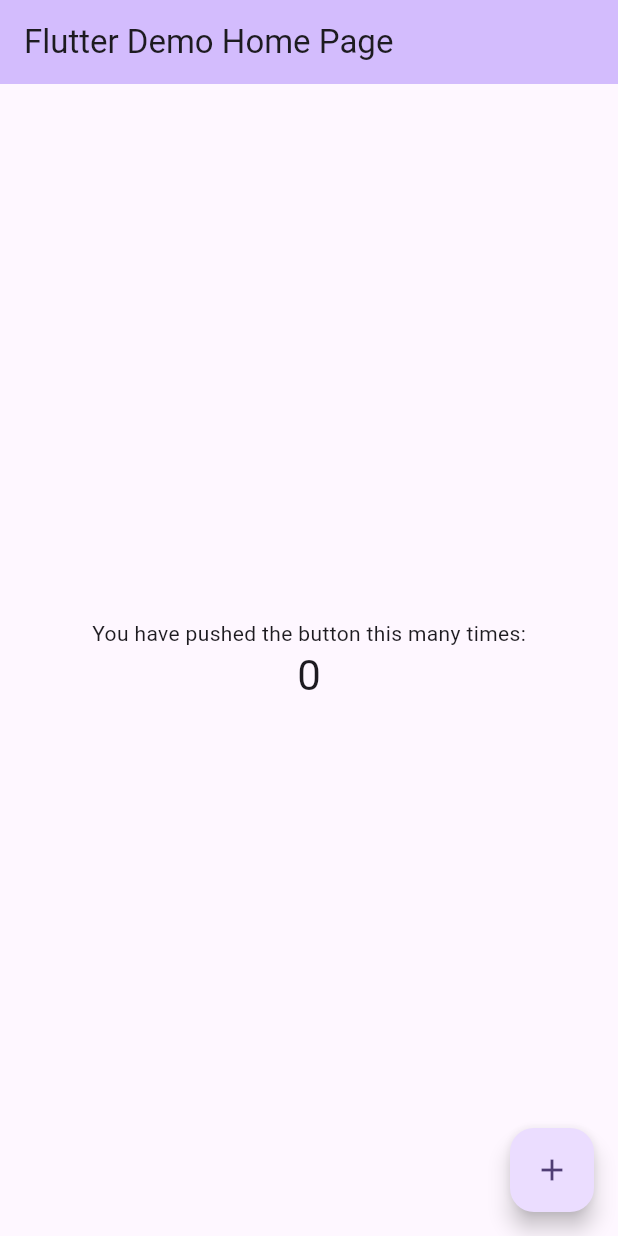
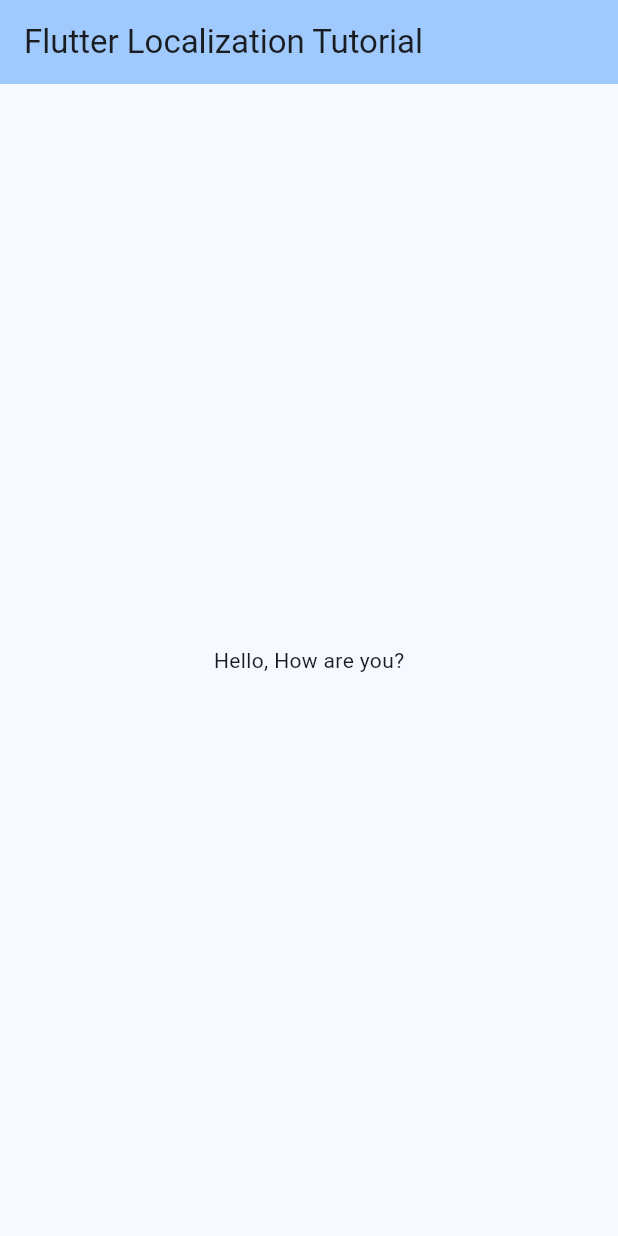
Before and after one commit to TOVTC/flutter-localizations-tutorial, a Flutter app: the screen it shows after launch, on a phone screen of 412 x 824 dp. Run offline on Flutter 3.47's test engine with Material 2 defaults, Android fonts, the phone set to English and light mode, and no system bars; generated files the repository leaves out were written again.

Commit message:
added basic use of app localizations

```diff
--- a/l10n.yaml
+++ b/l10n.yaml
@@ -1,3 +1,3 @@
-arb-dir: lib/l10n
-template-arb-file: app_en.arb
-output-localization-file: app_localizations.dart
+arb-dir: lib/l10n # path to l10n files
+template-arb-file: app_en.arb # template file
+output-localization-file: app_localizations.dart # auto-generated files in dart_tool/flutter_gen
--- a/lib/main.dart
+++ b/lib/main.dart
@@ -1,4 +1,5 @@
 import 'package:flutter/material.dart';
+import 'package:flutter_gen/gen_l10n/app_localizations.dart';
 
 void main() {
   runApp(const MyApp());
@@ -7,119 +8,46 @@
 class MyApp extends StatelessWidget {
   const MyApp({super.key});
 
-  // This widget is the root of your application.
   @override
   Widget build(BuildContext context) {
     return MaterialApp(
+      // enable localizations in app
+      localizationsDelegates: AppLocalizations.localizationsDelegates,
+      supportedLocales: AppLocalizations.supportedLocales,
+
       title: 'Flutter Demo',
       theme: ThemeData(
-        // This is the theme of your application.
-        //
-        // TRY THIS: Try running your application with "flutter run". You'll see
-        // the application has a blue toolbar. Then, without quitting the app,
-        // try changing the seedColor in the colorScheme below to Colors.green
-        // and then invoke "hot reload" (save your changes or press the "hot
-        // reload" button in a Flutter-supported IDE, or press "r" if you used
-        // the command line to start the app).
-        //
-        // Notice that the counter didn't reset back to zero; the application
-        // state is not lost during the reload. To reset the state, use hot
-        // restart instead.
-        //
-        // This works for code too, not just values: Most code changes can be
-        // tested with just a hot reload.
-        colorScheme: ColorScheme.fromSeed(seedColor: Colors.deepPurple),
+        colorScheme: ColorScheme.fromSeed(seedColor: Colors.blue),
         useMaterial3: true,
       ),
-      home: const MyHomePage(title: 'Flutter Demo Home Page'),
+      home: const MyHomePage(title: 'Flutter Localization Tutorial'),
     );
   }
 }
 
-class MyHomePage extends StatefulWidget {
+class MyHomePage extends StatelessWidget {
   const MyHomePage({super.key, required this.title});
-
-  // This widget is the home page of your application. It is stateful, meaning
-  // that it has a State object (defined below) that contains fields that affect
-  // how it looks.
-
-  // This class is the configuration for the state. It holds the values (in this
-  // case the title) provided by the parent (in this case the App widget) and
-  // used by the build method of the State. Fields in a Widget subclass are
-  // always marked "final".
 
   final String title;
 
   @override
-  State<MyHomePage> createState() => _MyHomePageState();
-}
-
-class _MyHomePageState extends State<MyHomePage> {
-  int _counter = 0;
-
-  void _incrementCounter() {
-    setState(() {
-      // This call to setState tells the Flutter framework that something has
-      // changed in this State, which causes it to rerun the build method below
-      // so that the display can reflect the updated values. If we changed
-      // _counter without calling setState(), then the build method would not be
-      // called again, and so nothing would appear to happen.
-      _counter++;
-    });
-  }
-
-  @override
   Widget build(BuildContext context) {
-    // This method is rerun every time setState is called, for instance as done
-    // by the _incrementCounter method above.
-    //
-    // The Flutter framework has been optimized to make rerunning build methods
-    // fast, so that you can just rebuild anything that needs updating rather
-    // than having to individually change instances of widgets.
     return Scaffold(
       appBar: AppBar(
-        // TRY THIS: Try changing the color here to a specific color (to
-        // Colors.amber, perhaps?) and trigger a hot reload to see the AppBar
-        // change color while the other colors stay the same.
         backgroundColor: Theme.of(context).colorScheme.inversePrimary,
-        // Here we take the value from the MyHomePage object that was created by
-        // the App.build method, and use it to set our appbar title.
-        title: Text(widget.title),
+        title: Text(title),
       ),
       body: Center(
-        // Center is a layout widget. It takes a single child and positions it
-        // in the middle of the parent.
         child: Column(
-          // Column is also a layout widget. It takes a list of children and
-          // arranges them vertically. By default, it sizes itself to fit its
-          // children horizontally, and tries to be as tall as its parent.
-          //
-          // Column has various properties to control how it sizes itself and
-          // how it positions its children. Here we use mainAxisAlignment to
-          // center the children vertically; the main axis here is the vertical
-          // axis because Columns are vertical (the cross axis would be
-          // horizontal).
-          //
-          // TRY THIS: Invoke "debug painting" (choose the "Toggle Debug Paint"
-          // action in the IDE, or press "p" in the console), to see the
-          // wireframe for each widget.
           mainAxisAlignment: MainAxisAlignment.center,
-          children: <Widget>[
-            const Text(
-              'You have pushed the button this many times:',
-            ),
+          children: [
             Text(
-              '$_counter',
-              style: Theme.of(context).textTheme.headlineMedium,
+              // use localization strings
+              AppLocalizations.of(context)!.hello,
             ),
           ],
         ),
       ),
-      floatingActionButton: FloatingActionButton(
-        onPressed: _incrementCounter,
-        tooltip: 'Increment',
-        child: const Icon(Icons.add),
-      ), // This trailing comma makes auto-formatting nicer for build methods.
     );
   }
 }
```
Also changed, not shown: pubspec.yaml (+7 -69 lines).
